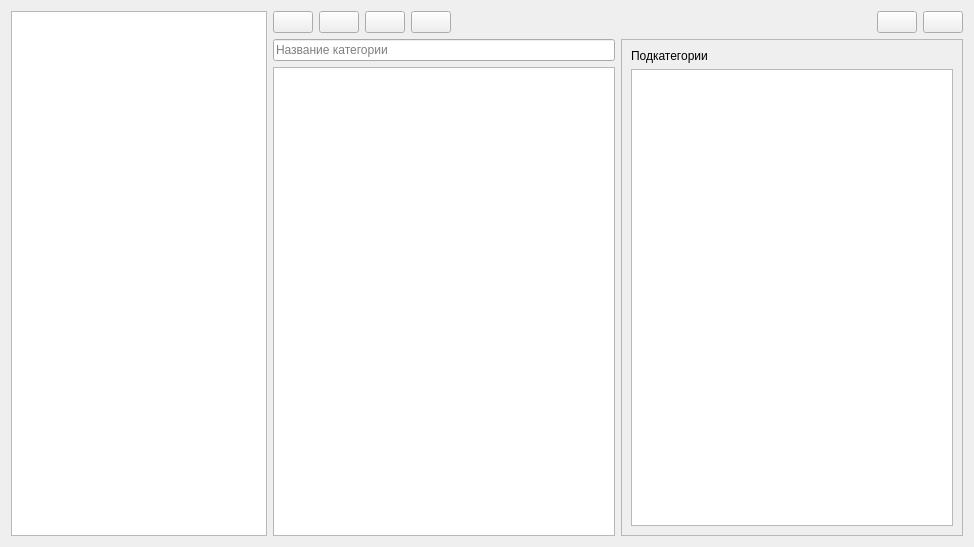
Qt form AraSteamManager/forms/achievements/formcategoriesedit.ui (Arankir/AraSteamManager) before a commit.
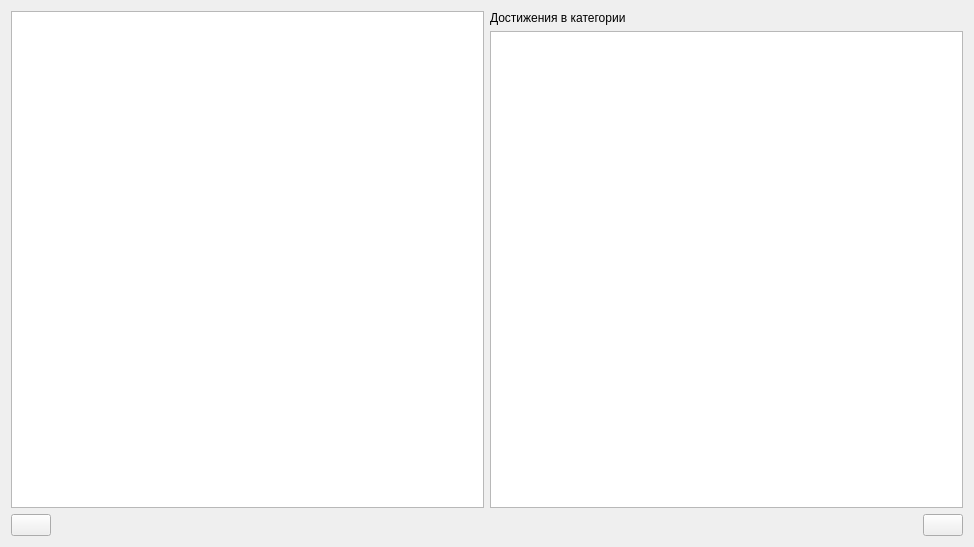
The same form after that commit. Custom widgets are drawn as their Qt base class.

```diff
--- a/AraSteamManager/forms/achievements/formcategoriesedit.ui
+++ b/AraSteamManager/forms/achievements/formcategoriesedit.ui
@@ -13,29 +13,32 @@
   <property name="windowTitle">
    <string>Form</string>
   </property>
-  <layout class="QHBoxLayout" name="horizontalLayout_3">
+  <layout class="QVBoxLayout" name="verticalLayout_2">
    <item>
-    <widget class="QListWidgetAchievements" name="ListWidgetAll">
-     <property name="sizePolicy">
-      <sizepolicy hsizetype="Maximum" vsizetype="Expanding">
-       <horstretch>0</horstretch>
-       <verstretch>0</verstretch>
-      </sizepolicy>
+    <layout class="QHBoxLayout" name="horizontalLayout_2">
+     <item>
+      <widget class="QListWidgetAchievements" name="ListWidgetAll"/>
+     </item>
+     <item>
+      <layout class="QVBoxLayout" name="verticalLayout">
+       <item>
+        <widget class="QLabel" name="label">
+         <property name="text">
+          <string>Достижения в категории</string>
      </property>
     </widget>
    </item>
    <item>
-    <layout class="QVBoxLayout" name="verticalLayout_3">
+        <widget class="QListWidgetAchievements" name="ListWidgetCategory"/>
+       </item>
+      </layout>
+     </item>
+    </layout>
+   </item>
      <item>
       <layout class="QHBoxLayout" name="horizontalLayout">
        <item>
-        <widget class="QPushButton" name="ButtonAddCategory">
-         <property name="sizePolicy">
-          <sizepolicy hsizetype="Maximum" vsizetype="Fixed">
-           <horstretch>0</horstretch>
-           <verstretch>0</verstretch>
-          </sizepolicy>
-         </property>
+      <widget class="QPushButton" name="ButtonCancelCategory">
          <property name="toolTip">
           <string>Добавить категорию</string>
          </property>
@@ -44,46 +47,6 @@
          </property>
         </widget>
        </item>
-       <item>
-        <widget class="QPushButton" name="ButtonDeleteCategory">
-         <property name="toolTip">
-          <string>Удалить категорию</string>
-         </property>
-         <property name="text">
-          <string/>
-         </property>
-        </widget>
-       </item>
-       <item>
-        <widget class="QPushButton" name="ButtonDeleteAllCategories">
-         <property name="sizePolicy">
-          <sizepolicy hsizetype="Maximum" vsizetype="Fixed">
-           <horstretch>0</horstretch>
-           <verstretch>0</verstretch>
-          </sizepolicy>
-         </property>
-         <property name="toolTip">
-          <string>Удалить все категории</string>
-         </property>
-         <property name="text">
-          <string/>
-         </property>
-        </widget>
-       </item>
-       <item>
-        <widget class="QPushButton" name="ButtonChangeParent">
-         <property name="text">
-          <string/>
-         </property>
-        </widget>
-       </item>
-       <item>
-        <widget class="QLabel" name="LabelCategoryParent">
-         <property name="text">
-          <string notr="true"/>
-         </property>
-        </widget>
-       </item>
        <item>
         <spacer name="horizontalSpacer_10">
          <property name="orientation">
@@ -110,74 +73,11 @@
          </property>
         </widget>
        </item>
-       <item>
-        <widget class="QPushButton" name="ButtonCancelCategory">
-         <property name="toolTip">
-          <string>Отмена</string>
-         </property>
-         <property name="text">
-          <string/>
-         </property>
-        </widget>
-       </item>
-      </layout>
-     </item>
-     <item>
-      <layout class="QHBoxLayout" name="horizontalLayout_2">
-       <item>
-        <layout class="QVBoxLayout" name="verticalLayout">
-         <item>
-          <widget class="MyLineEdit" name="LineEditTitleCategory">
-           <property name="sizePolicy">
-            <sizepolicy hsizetype="Minimum" vsizetype="Fixed">
-             <horstretch>0</horstretch>
-             <verstretch>0</verstretch>
-            </sizepolicy>
-           </property>
-           <property name="placeholderText">
-            <string>Название категории</string>
-           </property>
-          </widget>
-         </item>
-         <item>
-          <widget class="QListWidgetAchievements" name="ListWidgetCategory"/>
-         </item>
-        </layout>
-       </item>
-       <item>
-        <widget class="QFrame" name="FrameSubCategories">
-         <property name="frameShape">
-          <enum>QFrame::StyledPanel</enum>
-         </property>
-         <property name="frameShadow">
-          <enum>QFrame::Raised</enum>
-         </property>
-         <layout class="QVBoxLayout" name="verticalLayout_2">
-          <item>
-           <widget class="QLabel" name="LabelSubCategories">
-            <property name="text">
-             <string>Подкатегории</string>
-            </property>
-           </widget>
-          </item>
-          <item>
-           <widget class="QListWidget" name="ListWidgetSubCategories"/>
-          </item>
-         </layout>
-        </widget>
-       </item>
-      </layout>
-     </item>
     </layout>
    </item>
   </layout>
  </widget>
  <customwidgets>
-  <customwidget>
-   <class>MyLineEdit</class>
-   <extends>QLineEdit</extends>
-   <header>subWidgets/lineEdit/mylineedit.h</header>
-  </customwidget>
   <customwidget>
    <class>QListWidgetAchievements</class>
    <extends>QListWidget</extends>
```
Left out of the diff: 2 changed lines with no effect on the pictures. Lines whose indentation alone changed are shown as unchanged.
